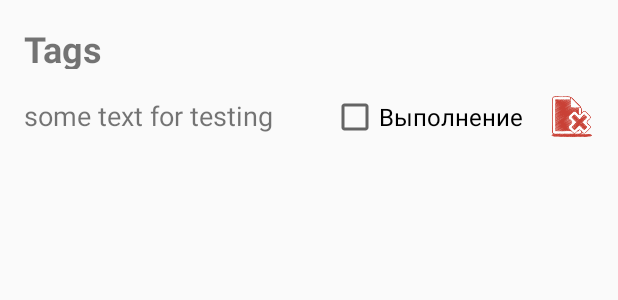
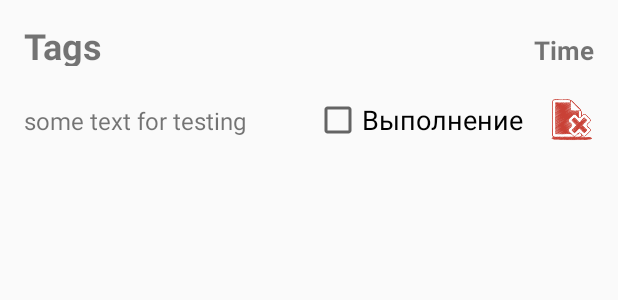
Before and after one commit to MEM1435ISO/-mobile-task-manager, an Android app: the layout item_note_list.xml on its own in the app's theme, with its tools: preview values and no code run, on a phone screen of 412 x 824 dp. Shown: the top 300 px of the screen. Run offline under Robolectric (Android 15) with nearby library versions, the phone set to English and light mode, and no system bars.

Commit message:
Update 4.0

```diff
--- a/app/src/main/java/com/example/myapplication/App.java
+++ b/app/src/main/java/com/example/myapplication/App.java
@@ -27,6 +27,7 @@ public class App extends Application {
         database = Room.databaseBuilder(getApplicationContext(),
                 AppDatabase.class, "db")
                 .allowMainThreadQueries()
+                .fallbackToDestructiveMigration()
                 .build();
         noteDao = database.noteDao();
     }
--- a/app/src/main/java/com/example/myapplication/data/AppDatabase.java
+++ b/app/src/main/java/com/example/myapplication/data/AppDatabase.java
@@ -5,7 +5,7 @@ import androidx.room.RoomDatabase;
 
 import com.example.myapplication.model.Note;
 
-@Database(entities = {Note.class}, version = 1, exportSchema = false)
+@Database(entities = {Note.class}, version = 2, exportSchema = false) // 2 version IO
 public abstract class AppDatabase extends RoomDatabase {
 
     public abstract NoteDao noteDao();
--- a/app/src/main/res/layout/item_note_list.xml
+++ b/app/src/main/res/layout/item_note_list.xml
@@ -21,9 +21,21 @@
             android:layout_height="30dp"
             android:layout_weight="1"
             android:text="@string/tag_text"
-            android:textSize="24sp"
+            android:textSize="24dp"
             android:textStyle="bold"
-            tools:text="Tags" />
+            tools:text="Tags"/>
+
+        <TextView
+            android:id="@+id/time"
+            android:gravity="right"
+            android:layout_width="0dp"
+            android:layout_height="34dp"
+            android:layout_weight="1"
+            android:text="@string/datetime"
+            android:textSize="17dp"
+            android:textStyle="bold"
+            tools:text="Time"
+            />
 
     </LinearLayout>
 
@@ -40,7 +52,7 @@
             android:layout_weight="1"
             android:gravity="center_vertical"
             android:minHeight="64dp"
-            android:textSize="18sp"
+            android:textSize="16dp"
             tools:text="some text for testing" />
 
         <CheckBox
@@ -50,7 +62,7 @@
             android:layout_marginStart="18dp"
             android:layout_marginTop="16dp"
             android:text="@string/completed"
-            android:textSize="16sp" />
+            android:textSize="18dp" />
 
         <ImageView
             android:id="@+id/delete"
--- a/app/src/main/res/values/strings.xml
+++ b/app/src/main/res/values/strings.xml
@@ -17,4 +17,5 @@
     <string name="save">Сохранить</string>
     <string name="completed">Выполнение</string>
     <string name="complete">Выполненно</string>
+    <string name="datetime">Время</string>
 </resources>
```
Also changed, not shown: app/src/main/java/com/example/myapplication/model/Note.java (+9 -2 lines), app/src/main/java/com/example/myapplication/screen/Adapter.java (+12 -5 lines), app/src/main/java/com/example/myapplication/screen/MainActivity.java (+7 -4 lines).
